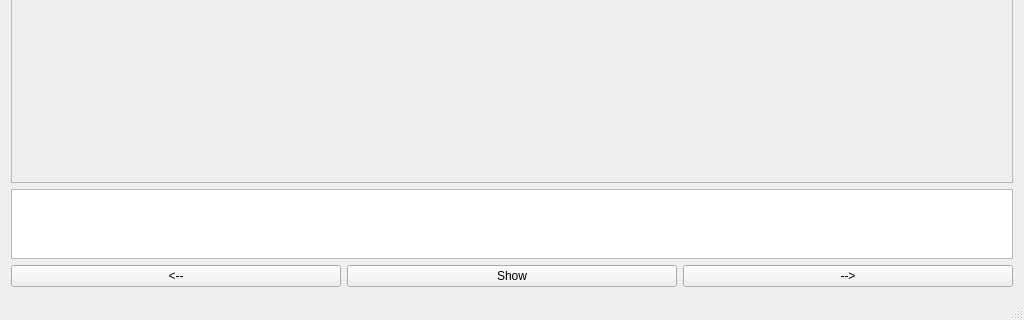
Before: the Qt Designer form Dexiv/dexiv/protowindow.ui in Guldenbart/Projects, drawn with Qt 5; both pictures show x 0 to 1024 and y 448 to 768 of the 1024 by 768 pixel window.
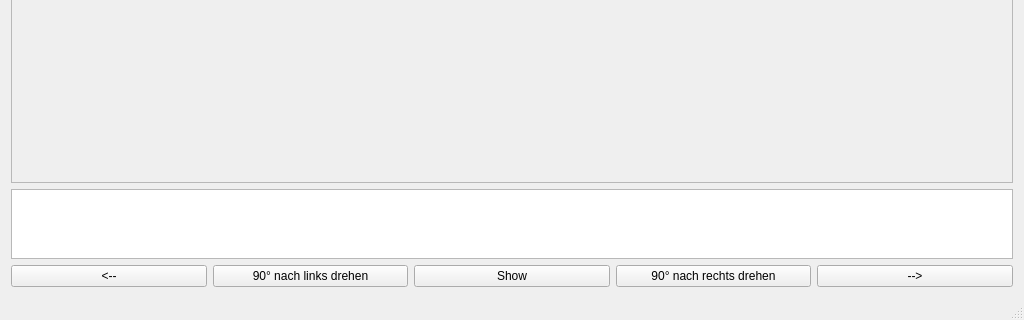
After: the same form once the commit is applied.

What changed in the file:
```diff
--- a/Dexiv/dexiv/protowindow.ui
+++ b/Dexiv/dexiv/protowindow.ui
@@ -14,8 +14,8 @@
    <string>ProtoWindow</string>
   </property>
   <widget class="QWidget" name="centralWidget">
-   <layout class="QGridLayout" name="gridLayout" rowstretch="10,1,1" columnstretch="0,0,0">
-    <item row="1" column="0" colspan="3">
+   <layout class="QGridLayout" name="gridLayout" rowstretch="10,1,1" columnstretch="0,0,0,0,0">
+    <item row="1" column="0" colspan="5">
      <widget class="QPlainTextEdit" name="toPutPlainTextEdit"/>
     </item>
     <item row="2" column="0">
@@ -25,21 +25,21 @@
       </property>
      </widget>
     </item>
-    <item row="2" column="1">
+    <item row="2" column="2">
      <widget class="QPushButton" name="showPushButton">
       <property name="text">
        <string>Show</string>
       </property>
      </widget>
     </item>
-    <item row="2" column="2">
+    <item row="2" column="4">
      <widget class="QPushButton" name="forwardPushButton">
       <property name="text">
        <string>--&gt;</string>
       </property>
      </widget>
     </item>
-    <item row="0" column="0" colspan="3">
+    <item row="0" column="0" colspan="5">
      <widget class="QScrollArea" name="scrollArea">
       <property name="widgetResizable">
        <bool>true</bool>
@@ -56,6 +56,20 @@
       </widget>
      </widget>
     </item>
+    <item row="2" column="1">
+     <widget class="QPushButton" name="rotateLeftPushButton">
+      <property name="text">
+       <string>90° nach links drehen</string>
+      </property>
+     </widget>
+    </item>
+    <item row="2" column="3">
+     <widget class="QPushButton" name="rotateRightPushButton">
+      <property name="text">
+       <string>90° nach rechts drehen</string>
+      </property>
+     </widget>
+    </item>
    </layout>
   </widget>
   <widget class="QMenuBar" name="menuBar">
```
